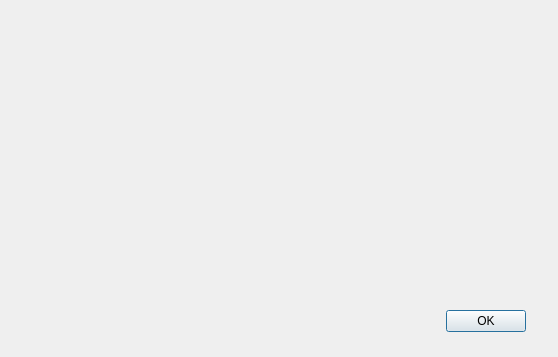
Qt form ui/Ui_DongliTeahouseMessageBox.ui (Holence/DTPySide) before a commit.
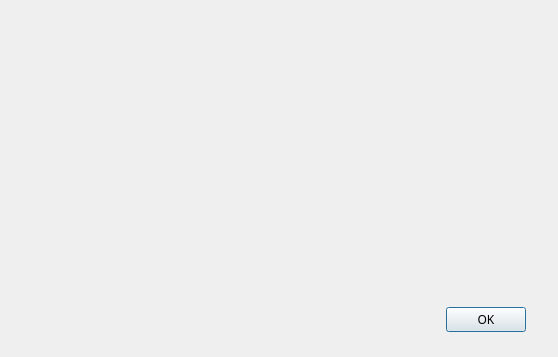
The same form after that commit. Icons and pictures are not drawn. Custom widgets are drawn as their Qt base class.

The edit to the form file:
```diff
--- a/ui/Ui_DongliTeahouseMessageBox.ui
+++ b/ui/Ui_DongliTeahouseMessageBox.ui
@@ -175,6 +175,11 @@
          <verstretch>0</verstretch>
         </sizepolicy>
        </property>
+       <property name="font">
+        <font>
+         <family>Hack</family>
+        </font>
+       </property>
        <property name="layoutDirection">
         <enum>Qt::RightToLeft</enum>
        </property>
```
